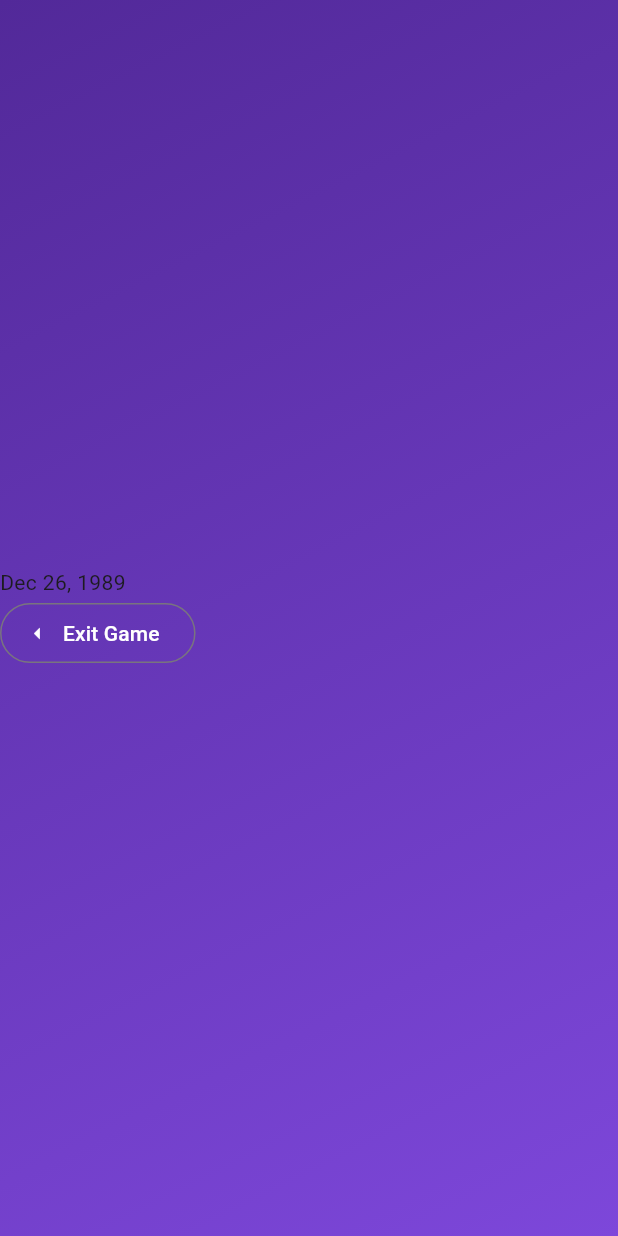
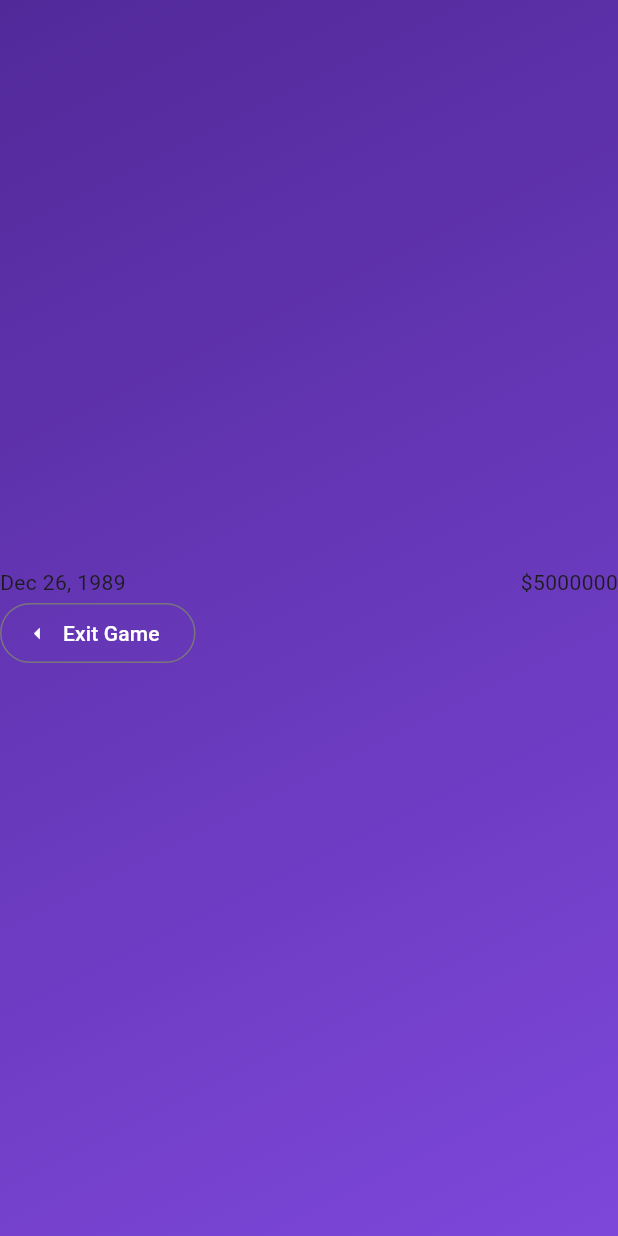
Before and after one commit to ybot1122/movie-mogul-tycoon, a Flutter app: the screen it shows after launch, after a tap on "Start Game!", on a phone screen of 412 x 824 dp. Run offline on Flutter 3.47's test engine with Material 3 defaults, Android fonts, the phone set to English and light mode, and no system bars.

Commit message:
keep track of budget

```diff
--- a/project/movie_mogul_tycoon/lib/game_screen.dart
+++ b/project/movie_mogul_tycoon/lib/game_screen.dart
@@ -16,6 +16,7 @@ class _GameScreenState extends State<GameScreen> {
   var gb = GameBrain();
 
   late String currentDay;
+  late String currentMoney;
 
   timerUpdate() {
     setState(() {
@@ -32,6 +33,7 @@ class _GameScreenState extends State<GameScreen> {
   void initState() {
     super.initState();
     currentDay = gb.getCurrentDay();
+    currentMoney = gb.getCurrentMoney();
     gb.start(timerUpdate);
   }
 
@@ -42,8 +44,10 @@ class _GameScreenState extends State<GameScreen> {
         mainAxisSize: MainAxisSize.min,
         children: [
           Row(
+            mainAxisAlignment: MainAxisAlignment.spaceBetween,
             children: [
               Text(currentDay),
+              Text(currentMoney),
             ],
           ),
           Row(children: [
--- a/project/movie_mogul_tycoon/lib/model/game_brain.dart
+++ b/project/movie_mogul_tycoon/lib/model/game_brain.dart
@@ -21,6 +21,7 @@ class GameBrain {
 
   Timer? gameClock;
   int currentTick = 0;
+  int currentMoney = 5000000;
 
   // Call once at start of game
   start(updateCb) {
@@ -43,4 +44,8 @@ class GameBrain {
 
     return "$month $day, $year";
   }
+
+  getCurrentMoney() {
+    return "\$$currentMoney";
+  }
 }
```
